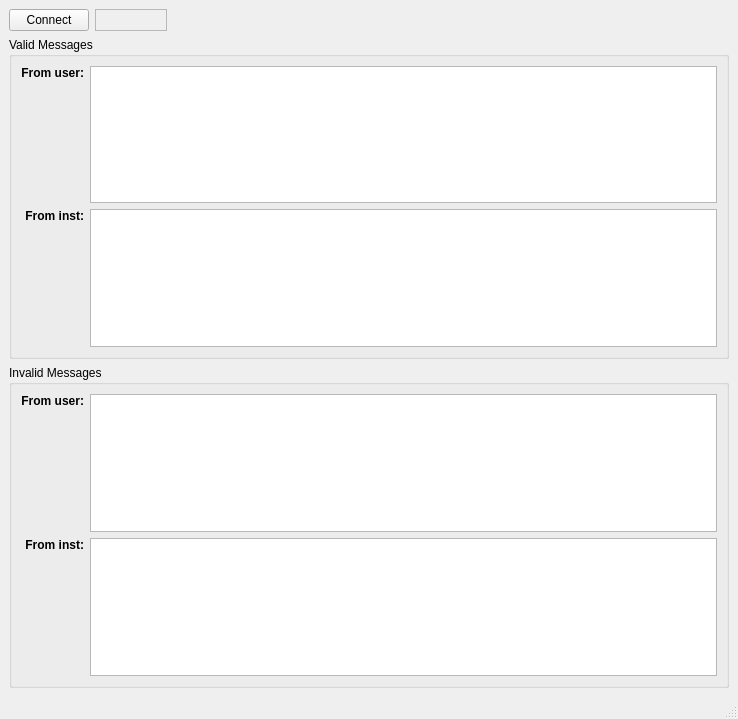
Old version of the form instruments/instctrl/proxy/ProxyMainWindow.ui in the repository NCAR/nimbus.
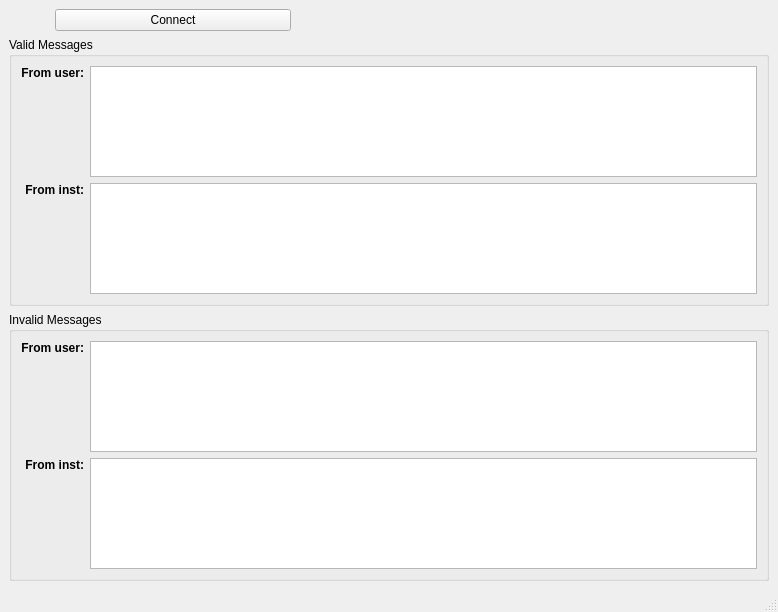
New version of the form.

Commit message: Add a mini-view mode to the SSL proxy.

```diff
--- a/instruments/instctrl/proxy/ProxyMainWindow.ui
+++ b/instruments/instctrl/proxy/ProxyMainWindow.ui
@@ -6,37 +6,88 @@
    <rect>
     <x>0</x>
     <y>0</y>
-    <width>738</width>
-    <height>719</height>
+    <width>778</width>
+    <height>612</height>
    </rect>
   </property>
+  <property name="sizePolicy">
+   <sizepolicy hsizetype="Minimum" vsizetype="Minimum">
+    <horstretch>0</horstretch>
+    <verstretch>0</verstretch>
+   </sizepolicy>
+  </property>
+  <property name="minimumSize">
+   <size>
+    <width>0</width>
+    <height>1</height>
+   </size>
+  </property>
   <property name="windowTitle">
    <string>RIC Proxy</string>
   </property>
   <widget class="QWidget" name="centralwidget">
    <layout class="QVBoxLayout" name="verticalLayout">
     <item>
-     <layout class="QHBoxLayout" name="horizontalLayout_2">
+     <layout class="QHBoxLayout" name="horizontalLayout">
       <item>
-       <layout class="QHBoxLayout" name="horizontalLayout">
-        <item>
-         <widget class="QPushButton" name="_connect">
-          <property name="text">
-           <string>Connect</string>
-          </property>
-         </widget>
-        </item>
-        <item>
-         <widget class="QLabel" name="_proxyStatus">
-          <property name="frameShape">
-           <enum>QFrame::StyledPanel</enum>
-          </property>
-          <property name="text">
-           <string>                   </string>
-          </property>
-         </widget>
-        </item>
-       </layout>
+       <widget class="QPushButton" name="_view">
+        <property name="sizePolicy">
+         <sizepolicy hsizetype="Fixed" vsizetype="Fixed">
+          <horstretch>0</horstretch>
+          <verstretch>0</verstretch>
+         </sizepolicy>
+        </property>
+        <property name="text">
+         <string/>
+        </property>
+        <property name="iconSize">
+         <size>
+          <width>32</width>
+          <height>32</height>
+         </size>
+        </property>
+        <property name="flat">
+         <bool>true</bool>
+        </property>
+       </widget>
+      </item>
+      <item>
+       <widget class="QPushButton" name="_connect">
+        <property name="sizePolicy">
+         <sizepolicy hsizetype="MinimumExpanding" vsizetype="Fixed">
+          <horstretch>0</horstretch>
+          <verstretch>0</verstretch>
+         </sizepolicy>
+        </property>
+        <property name="text">
+         <string>Connect</string>
+        </property>
+       </widget>
+      </item>
+      <item>
+       <widget class="QLabel" name="_proxyStatus">
+        <property name="sizePolicy">
+         <sizepolicy hsizetype="MinimumExpanding" vsizetype="Fixed">
+          <horstretch>0</horstretch>
+          <verstretch>0</verstretch>
+         </sizepolicy>
+        </property>
+        <property name="minimumSize">
+         <size>
+          <width>100</width>
+          <height>0</height>
+         </size>
+        </property>
+        <property name="frameShape">
+         <enum>QFrame::NoFrame</enum>
+        </property>
+        <property name="text">
+         <string/>
+        </property>
+        <property name="alignment">
+         <set>Qt::AlignCenter</set>
+        </property>
+       </widget>
       </item>
       <item>
        <spacer name="horizontalSpacer">
@@ -54,7 +105,19 @@
      </layout>
     </item>
     <item>
-     <widget class="QGroupBox" name="groupBox">
+     <widget class="QGroupBox" name="_validGroup">
+      <property name="sizePolicy">
+       <sizepolicy hsizetype="Preferred" vsizetype="MinimumExpanding">
+        <horstretch>0</horstretch>
+        <verstretch>0</verstretch>
+       </sizepolicy>
+      </property>
+      <property name="minimumSize">
+       <size>
+        <width>0</width>
+        <height>1</height>
+       </size>
+      </property>
       <property name="title">
        <string notr="true">Valid Messages</string>
       </property>
@@ -62,11 +125,17 @@
        <item row="0" column="0">
         <widget class="QLabel" name="label_2">
          <property name="sizePolicy">
-          <sizepolicy hsizetype="Minimum" vsizetype="Preferred">
+          <sizepolicy hsizetype="Minimum" vsizetype="Minimum">
            <horstretch>0</horstretch>
            <verstretch>0</verstretch>
           </sizepolicy>
          </property>
+         <property name="minimumSize">
+          <size>
+           <width>0</width>
+           <height>1</height>
+          </size>
+         </property>
          <property name="text">
           <string>&lt;html&gt;&lt;head/&gt;&lt;body&gt;&lt;p align=&quot;right&quot;&gt;&lt;span style=&quot; font-weight:600;&quot;&gt;From user:&lt;/span&gt;&lt;/p&gt;&lt;/body&gt;&lt;/html&gt;</string>
          </property>
@@ -78,21 +147,33 @@
        <item row="0" column="1">
         <widget class="QTextEdit" name="_validFromUser">
          <property name="sizePolicy">
-          <sizepolicy hsizetype="MinimumExpanding" vsizetype="Expanding">
+          <sizepolicy hsizetype="MinimumExpanding" vsizetype="MinimumExpanding">
            <horstretch>0</horstretch>
            <verstretch>0</verstretch>
           </sizepolicy>
          </property>
+         <property name="minimumSize">
+          <size>
+           <width>0</width>
+           <height>1</height>
+          </size>
+         </property>
         </widget>
        </item>
        <item row="1" column="0">
         <widget class="QLabel" name="label">
          <property name="sizePolicy">
-          <sizepolicy hsizetype="Minimum" vsizetype="Preferred">
+          <sizepolicy hsizetype="Minimum" vsizetype="Minimum">
            <horstretch>0</horstretch>
            <verstretch>0</verstretch>
           </sizepolicy>
          </property>
+         <property name="minimumSize">
+          <size>
+           <width>0</width>
+           <height>1</height>
+          </size>
+         </property>
          <property name="text">
           <string>&lt;html&gt;&lt;head/&gt;&lt;body&gt;&lt;p align=&quot;right&quot;&gt;&lt;span style=&quot; font-weight:600;&quot;&gt;From inst:&lt;/span&gt;&lt;/p&gt;&lt;/body&gt;&lt;/html&gt;</string>
          </property>
@@ -104,11 +185,17 @@
        <item row="1" column="1">
         <widget class="QTextEdit" name="_validFromSwitch">
          <property name="sizePolicy">
-          <sizepolicy hsizetype="Expanding" vsizetype="Expanding">
+          <sizepolicy hsizetype="MinimumExpanding" vsizetype="MinimumExpanding">
            <horstretch>0</horstretch>
            <verstretch>0</verstretch>
           </sizepolicy>
          </property>
+         <property name="minimumSize">
+          <size>
+           <width>0</width>
+           <height>1</height>
+          </size>
+         </property>
          <property name="html">
           <string>&lt;!DOCTYPE HTML PUBLIC &quot;-//W3C//DTD HTML 4.0//EN&quot; &quot;http://www.w3.org/TR/REC-html40/strict.dtd&quot;&gt;
 &lt;html&gt;&lt;head&gt;&lt;meta name=&quot;qrichtext&quot; content=&quot;1&quot; /&gt;&lt;style type=&quot;text/css&quot;&gt;
@@ -122,7 +209,19 @@
      </widget>
     </item>
     <item>
-     <widget class="QGroupBox" name="groupBox_2">
+     <widget class="QGroupBox" name="_invalidGroup">
+      <property name="sizePolicy">
+       <sizepolicy hsizetype="MinimumExpanding" vsizetype="MinimumExpanding">
+        <horstretch>0</horstretch>
+        <verstretch>0</verstretch>
+       </sizepolicy>
+      </property>
+      <property name="minimumSize">
+       <size>
+        <width>0</width>
+        <height>1</height>
+       </size>
+      </property>
       <property name="title">
        <string notr="true">Invalid Messages</string>
       </property>
@@ -130,11 +229,17 @@
        <item row="0" column="0">
         <widget class="QLabel" name="label_3">
          <property name="sizePolicy">
-          <sizepolicy hsizetype="Minimum" vsizetype="Preferred">
+          <sizepolicy hsizetype="Minimum" vsizetype="Minimum">
            <horstretch>0</horstretch>
            <verstretch>0</verstretch>
           </sizepolicy>
          </property>
+         <property name="minimumSize">
+          <size>
+           <width>0</width>
+           <height>1</height>
+          </size>
+         </property>
          <property name="text">
           <string>&lt;html&gt;&lt;head/&gt;&lt;body&gt;&lt;p align=&quot;right&quot;&gt;&lt;span style=&quot; font-weight:600;&quot;&gt;From user:&lt;/span&gt;&lt;/p&gt;&lt;/body&gt;&lt;/html&gt;</string>
          </property>
@@ -144,16 +249,35 @@
         </widget>
        </item>
        <item row="0" column="1">
-        <widget class="QTextEdit" name="_invalidFromUser"/>
+        <widget class="QTextEdit" name="_invalidFromUser">
+         <property name="sizePolicy">
+          <sizepolicy hsizetype="MinimumExpanding" vsizetype="MinimumExpanding">
+           <horstretch>0</horstretch>
+           <verstretch>0</verstretch>
+          </sizepolicy>
+         </property>
+         <property name="minimumSize">
+          <size>
+           <width>0</width>
+           <height>1</height>
+          </size>
+         </property>
+        </widget>
        </item>
        <item row="1" column="0">
         <widget class="QLabel" name="label_4">
          <property name="sizePolicy">
-          <sizepolicy hsizetype="Minimum" vsizetype="Preferred">
+          <sizepolicy hsizetype="Minimum" vsizetype="Minimum">
            <horstretch>0</horstretch>
            <verstretch>0</verstretch>
           </sizepolicy>
          </property>
+         <property name="minimumSize">
+          <size>
+           <width>0</width>
+           <height>1</height>
+          </size>
+         </property>
          <property name="text">
           <string>&lt;html&gt;&lt;head/&gt;&lt;body&gt;&lt;p align=&quot;right&quot;&gt;&lt;span style=&quot; font-weight:600;&quot;&gt;From inst:&lt;/span&gt;&lt;/p&gt;&lt;/body&gt;&lt;/html&gt;</string>
          </property>
@@ -163,7 +287,20 @@
         </widget>
        </item>
        <item row="1" column="1">
-        <widget class="QTextEdit" name="_invalidFromSwitch"/>
+        <widget class="QTextEdit" name="_invalidFromSwitch">
+         <property name="sizePolicy">
+          <sizepolicy hsizetype="MinimumExpanding" vsizetype="MinimumExpanding">
+           <horstretch>0</horstretch>
+           <verstretch>0</verstretch>
+          </sizepolicy>
+         </property>
+         <property name="minimumSize">
+          <size>
+           <width>0</width>
+           <height>1</height>
+          </size>
+         </property>
+        </widget>
        </item>
       </layout>
      </widget>
```
Left out of the diff: 2 changed lines with no effect on the pictures. The commit also changes 2 other files.
